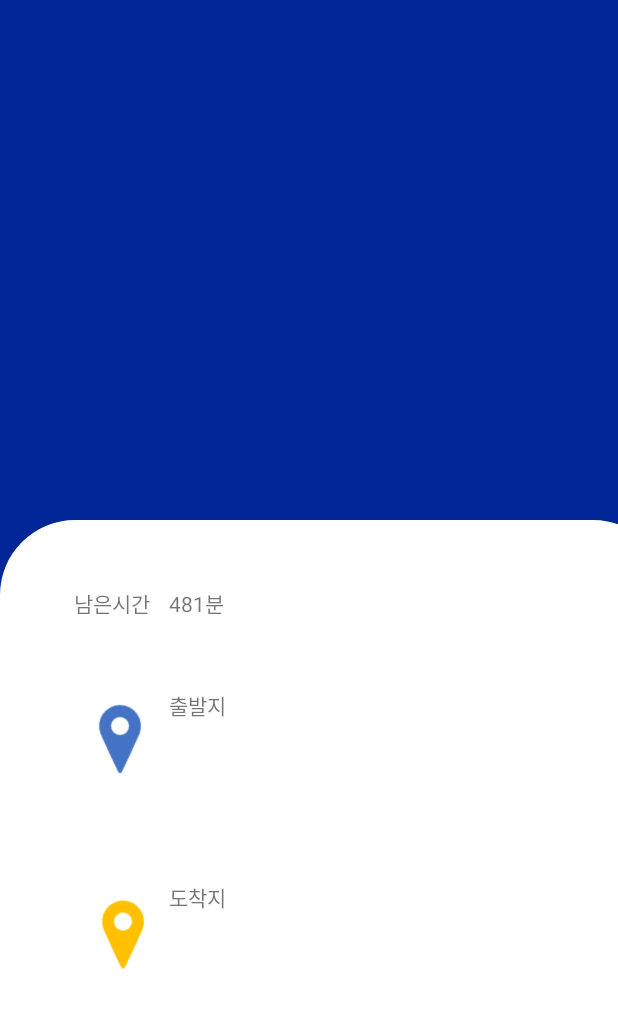
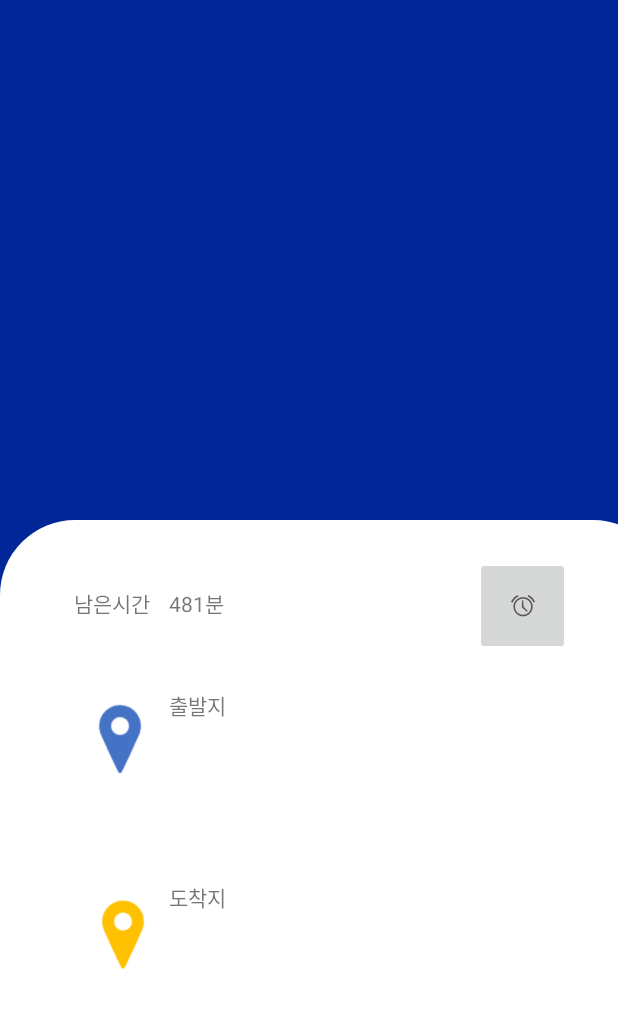
Before and after one commit to JISEUNGON/TeamProject, an Android app: the BusActivity3 screen opened directly, with no data from a screen before it, on a phone screen of 412 x 824 dp, the part 65-1093 px from its top. Run offline under Robolectric (Android 15) with nearby library versions, the phone set to English and light mode, and no system bars; libraries missing offline, so code that uses them is left out: net.daum.mf; 4 statements that could not run were skipped.

Commit message:
Update 알람 기능 - 도착시간 5분전

```diff
--- a/BusApp/app/src/main/java/com/example/busapp/BusInfoActivity.java
+++ b/BusApp/app/src/main/java/com/example/busapp/BusInfoActivity.java
@@ -45,7 +45,6 @@ public class BusInfoActivity extends AppCompatActivity implements AdapterView.On
 
     @Override
     public void onItemSelected(AdapterView<?> adapterView, View view, int i, long l) {
-        Log.d("[Executed!]", ".");
        if (i == 0) {
            // 명지대역
            mapMarkerManager.setMarkers(false, true);
--- a/BusApp/app/src/main/java/com/example/busapp/MainActivity2.java
+++ b/BusApp/app/src/main/java/com/example/busapp/MainActivity2.java
@@ -99,7 +99,7 @@ public class MainActivity2 extends AppCompatActivity implements AdapterView.OnIt
     public void onItemSelected(AdapterView<?> parent, View view, int position, long id) {
 
         // 글씨 흰색으로 변경
-        ((TextView)parent.getChildAt(0)).setTextColor(Color.WHITE);
+//        ((TextView)parent.getChildAt(0)).setTextColor(Color.WHITE);
     }
 
 
--- a/BusApp/app/src/main/res/layout/activity_bus3.xml
+++ b/BusApp/app/src/main/res/layout/activity_bus3.xml
@@ -134,4 +134,15 @@
         android:layout_height="253dp"
         app:layout_constraintBottom_toTopOf="@+id/imageView4"
         app:layout_constraintStart_toStartOf="parent" />
+
+    <ImageButton
+        android:id="@+id/imageButton4"
+        android:layout_width="63dp"
+        android:layout_height="65dp"
+        android:layout_marginEnd="32dp"
+        android:layout_marginBottom="344dp"
+        android:onClick="setAlarm"
+        app:layout_constraintBottom_toBottomOf="parent"
+        app:layout_constraintEnd_toEndOf="parent"
+        app:srcCompat="@android:drawable/ic_lock_idle_alarm" />
 </androidx.constraintlayout.widget.ConstraintLayout>
```
Also changed, not shown: BusApp/app/src/main/AndroidManifest.xml (+8 -0 lines), BusApp/app/src/main/java/com/example/busapp/BusActivity3.java (+48 -9 lines), BusApp/app/src/main/java/com/example/busapp/BusAlarmManager.java (added, +60 -0 lines).
